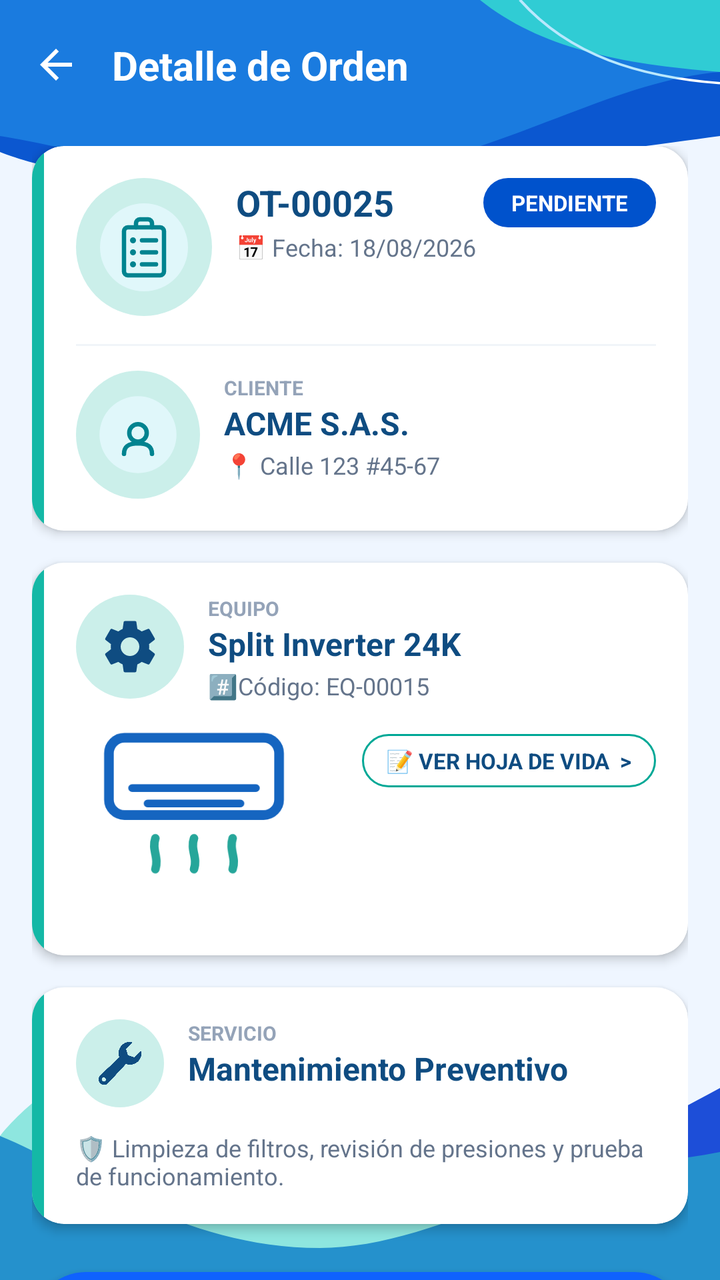
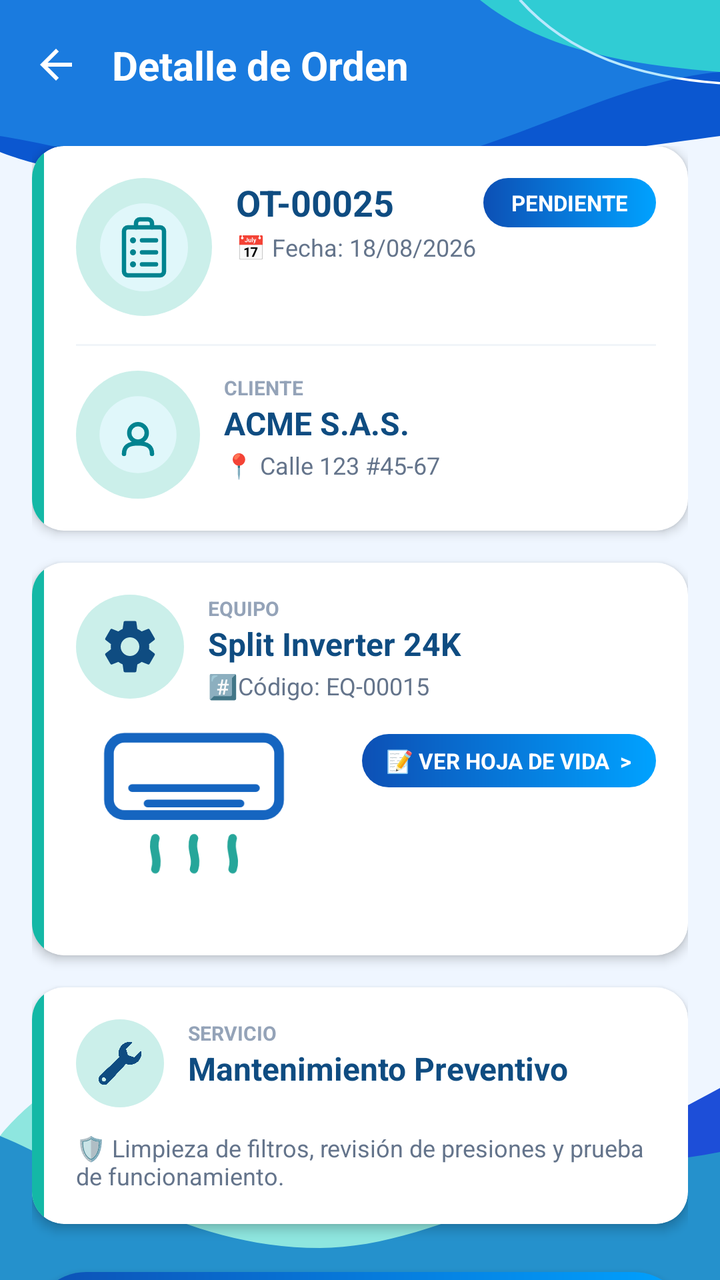

An Android layout rendered at two revisions. The XML below is the earlier revision; the diff shows what the commit changed to produce the second picture.
<!-- AndroidManifest.xml: application theme Theme.ClimaTrack -->
<!-- res/layout/activity_detalle_orden.xml -->
<?xml version="1.0" encoding="utf-8"?>
<androidx.constraintlayout.widget.ConstraintLayout
    xmlns:android="http://schemas.android.com/apk/res/android"
    xmlns:app="http://schemas.android.com/apk/res-auto"
    xmlns:tools="http://schemas.android.com/tools"
    android:layout_width="match_parent"
    android:layout_height="match_parent"
    android:background="@drawable/bg_detalle_orden"
    tools:context=".activities.DetalleOrdenActivity">

    
    <RelativeLayout
        android:id="@+id/headerToolbar"
        android:layout_width="match_parent"
        android:layout_height="65dp"
        android:paddingStart="16dp"
        android:paddingEnd="16dp"
        app:layout_constraintTop_toTopOf="parent">

        <ImageView
            android:id="@+id/btnBack"
            android:layout_width="24dp"
            android:layout_height="24dp"
            android:layout_centerVertical="true"
            android:src="@drawable/ic_arrow_back"
            app:tint="@color/white" />

        <TextView
            android:layout_width="wrap_content"
            android:layout_height="wrap_content"
            android:layout_centerVertical="true"
            android:layout_toEndOf="@id/btnBack"
            android:layout_marginStart="16dp"
            android:text="Detalle de Orden"
            android:textColor="@color/white"
            android:textSize="20sp"
            android:textStyle="bold" />
    </RelativeLayout>

    
    <androidx.core.widget.NestedScrollView
        android:layout_width="match_parent"
        android:layout_height="0dp"
        android:clipToPadding="false"
        android:paddingTop="8dp"
        android:paddingBottom="90dp"
        app:layout_constraintBottom_toBottomOf="parent"
        app:layout_constraintTop_toBottomOf="@id/headerToolbar">

        <LinearLayout
            android:layout_width="match_parent"
            android:layout_height="wrap_content"
            android:orientation="vertical"
            android:paddingStart="16dp"
            android:paddingEnd="16dp">

            
            <androidx.cardview.widget.CardView
                android:layout_width="match_parent"
                android:layout_height="wrap_content"
                android:layout_marginBottom="16dp"
                app:cardCornerRadius="16dp"
                app:cardElevation="3dp"
                app:cardPreventCornerOverlap="false"
                app:cardBackgroundColor="@color/white">

                <LinearLayout
                    android:layout_width="match_parent"
                    android:layout_height="wrap_content"
                    android:orientation="horizontal">

                    
                    <View
                        android:layout_width="6dp"
                        android:layout_height="match_parent"
                        android:background="#14B8A6" />

                    <RelativeLayout
                        android:layout_width="match_parent"
                        android:layout_height="wrap_content"
                        android:padding="16dp">

                        

                        <ImageView
                            android:id="@+id/iconOt"
                            android:layout_width="68dp"
                            android:layout_height="69dp"
                            android:background="@drawable/bg_icon_circle"
                            android:padding="10dp"
                            android:src="@drawable/ic_clipboard_list" />

                        <LinearLayout
                            android:id="@+id/layoutOt"
                            android:layout_width="wrap_content"
                            android:layout_height="wrap_content"
                            android:layout_toEndOf="@id/iconOt"
                            android:layout_marginStart="12dp"
                            android:orientation="vertical">

                            <TextView
                                android:id="@+id/tvNumeroOrden"
                                android:layout_width="wrap_content"
                                android:layout_height="wrap_content"
                                android:text="OT-00025"
                                android:textColor="#0F4C81"
                                android:textSize="18sp"
                                android:textStyle="bold" />

                            <TextView
                                android:id="@+id/tvFecha"
                                android:layout_width="wrap_content"
                                android:layout_height="wrap_content"
                                android:layout_marginTop="2dp"
                                android:text="📅 Fecha: 18/08/2026"
                                android:textColor="#64748B"
                                android:textSize="12sp" />
                        </LinearLayout>

                        
                        <TextView
                            android:id="@+id/tvEstado"
                            android:layout_width="wrap_content"
                            android:layout_height="wrap_content"
                            android:layout_alignParentEnd="true"
                            android:background="@drawable/bg_badge_pendiente"
                            android:paddingStart="14dp"
                            android:paddingTop="5dp"
                            android:paddingEnd="14dp"
                            android:paddingBottom="5dp"
                            android:text="PENDIENTE"
                            android:textColor="@color/white"
                            android:textSize="11sp"
                            android:textStyle="bold" />

                        
                        <View
                            android:id="@+id/div1"
                            android:layout_width="match_parent"
                            android:layout_height="1dp"
                            android:layout_below="@id/iconOt"
                            android:layout_marginTop="14dp"
                            android:layout_marginBottom="14dp"
                            android:background="#F1F5F9" />

                        

                        <ImageView
                            android:id="@+id/iconCliente"
                            android:layout_width="62dp"
                            android:layout_height="64dp"
                            android:layout_below="@id/div1"
                            android:layout_marginTop="-2dp"
                            android:background="@drawable/bg_icon_circle"
                            android:padding="10dp"
                            android:src="@drawable/ic_user_circle" />

                        <LinearLayout
                            android:id="@+id/layoutCliente"
                            android:layout_width="match_parent"
                            android:layout_height="wrap_content"
                            android:layout_below="@id/div1"
                            android:layout_toEndOf="@id/iconCliente"
                            android:layout_marginStart="12dp"
                            android:orientation="vertical">

                            <TextView
                                android:layout_width="wrap_content"
                                android:layout_height="wrap_content"
                                android:text="CLIENTE"
                                android:textColor="#94A3B8"
                                android:textSize="10sp"
                                android:textStyle="bold" />

                            <TextView
                                android:id="@+id/tvCliente"
                                android:layout_width="wrap_content"
                                android:layout_height="wrap_content"
                                android:text="ACME S.A.S."
                                android:textColor="#0F4C81"
                                android:textSize="16sp"
                                android:textStyle="bold" />

                            <TextView
                                android:id="@+id/tvDireccion"
                                android:layout_width="wrap_content"
                                android:layout_height="wrap_content"
                                android:layout_marginTop="2dp"
                                android:text="📍 Calle 123 #45-67"
                                android:textColor="#64748B"
                                android:textSize="12sp" />
                        </LinearLayout>
                    </RelativeLayout>
                </LinearLayout>
            </androidx.cardview.widget.CardView>

            
            <androidx.cardview.widget.CardView
                android:layout_width="match_parent"
                android:layout_height="wrap_content"
                android:layout_marginBottom="16dp"
                app:cardCornerRadius="16dp"
                app:cardElevation="3dp"
                app:cardPreventCornerOverlap="false"
                app:cardBackgroundColor="@color/white">

                <LinearLayout
                    android:layout_width="match_parent"
                    android:layout_height="wrap_content"
                    android:orientation="horizontal">

                    
                    <View
                        android:layout_width="6dp"
                        android:layout_height="match_parent"
                        android:background="#14B8A6" />

                    <RelativeLayout
                        android:layout_width="match_parent"
                        android:layout_height="wrap_content"
                        android:padding="16dp">

                        
                        <ImageView
                            android:id="@+id/iconEquipo"
                            android:layout_width="54dp"
                            android:layout_height="52dp"
                            android:background="@drawable/bg_icon_circle"
                            android:padding="10dp"
                            android:src="@drawable/ic_ajuste"
                            app:tint="#0F4C81" />

                        <LinearLayout
                            android:id="@+id/layoutEquipoHeader"
                            android:layout_width="match_parent"
                            android:layout_height="wrap_content"
                            android:layout_toEndOf="@id/iconEquipo"
                            android:layout_marginStart="12dp"
                            android:orientation="vertical">

                            <TextView
                                android:layout_width="wrap_content"
                                android:layout_height="wrap_content"
                                android:text="EQUIPO"
                                android:textColor="#94A3B8"
                                android:textSize="10sp"
                                android:textStyle="bold" />

                            <TextView
                                android:id="@+id/tvEquipoModelo"
                                android:layout_width="wrap_content"
                                android:layout_height="wrap_content"
                                android:text="Split Inverter 24K"
                                android:textColor="#0F4C81"
                                android:textSize="16sp"
                                android:textStyle="bold" />

                            <TextView
                                android:id="@+id/tvEquipoCodigo"
                                android:layout_width="wrap_content"
                                android:layout_height="wrap_content"
                                android:layout_marginTop="2dp"
                                android:text="#️⃣Código: EQ-00015"
                                android:textColor="#64748B"
                                android:textSize="12sp" />
                        </LinearLayout>

                        
                        <ImageView
                            android:id="@+id/imgAc"
                            android:layout_width="118dp"
                            android:layout_height="116dp"
                            android:layout_below="@id/iconEquipo"
                            android:layout_marginTop="-4dp"
                            android:src="@drawable/ic_air_conditioner" />

                        
                        <LinearLayout
                            android:id="@+id/btnVerEquipo"
                            android:layout_width="wrap_content"
                            android:layout_height="wrap_content"
                            android:layout_below="@id/layoutEquipoHeader"
                            android:layout_alignParentEnd="true"
                            android:layout_marginTop="16dp"
                            android:background="@drawable/bg_btn_hoja_vida"
                            android:gravity="center_vertical"
                            android:orientation="horizontal"
                            android:paddingStart="12dp"
                            android:paddingTop="6dp"
                            android:paddingEnd="12dp"
                            android:paddingBottom="6dp">

                            <TextView
                                android:layout_width="wrap_content"
                                android:layout_height="wrap_content"
                                android:text="📝 VER HOJA DE VIDA  >"
                                android:textColor="#0F4C81"
                                android:textSize="11sp"
                                android:textStyle="bold" />
                        </LinearLayout>
                    </RelativeLayout>
                </LinearLayout>
            </androidx.cardview.widget.CardView>

            
            <androidx.cardview.widget.CardView
                android:layout_width="match_parent"
                android:layout_height="wrap_content"
                android:layout_marginBottom="20dp"
                app:cardCornerRadius="16dp"
                app:cardElevation="3dp"
                app:cardPreventCornerOverlap="false"
                app:cardBackgroundColor="@color/white">

                <LinearLayout
                    android:layout_width="match_parent"
                    android:layout_height="wrap_content"
                    android:orientation="horizontal">

                    
                    <View
                        android:layout_width="6dp"
                        android:layout_height="match_parent"
                        android:background="#14B8A6" />

                    <RelativeLayout
                        android:layout_width="match_parent"
                        android:layout_height="wrap_content"
                        android:padding="16dp">

                        
                        <ImageView
                            android:id="@+id/iconServicio"
                            android:layout_width="44dp"
                            android:layout_height="44dp"
                            android:background="@drawable/bg_icon_circle"
                            android:padding="10dp"
                            android:src="@drawable/ic_llave"
                            app:tint="#0F4C81" />

                        <LinearLayout
                            android:id="@+id/layoutServicioHeader"
                            android:layout_width="match_parent"
                            android:layout_height="wrap_content"
                            android:layout_toEndOf="@id/iconServicio"
                            android:layout_marginStart="12dp"
                            android:orientation="vertical">

                            <TextView
                                android:layout_width="wrap_content"
                                android:layout_height="wrap_content"
                                android:text="SERVICIO"
                                android:textColor="#94A3B8"
                                android:textSize="10sp"
                                android:textStyle="bold" />

                            <TextView
                                android:id="@+id/tvTipoServicio"
                                android:layout_width="wrap_content"
                                android:layout_height="wrap_content"
                                android:text="Mantenimiento Preventivo"
                                android:textColor="#0F4C81"
                                android:textSize="16sp"
                                android:textStyle="bold" />
                        </LinearLayout>

                        <TextView
                            android:id="@+id/tvDescripcion"
                            android:layout_width="match_parent"
                            android:layout_height="wrap_content"
                            android:layout_below="@id/iconServicio"
                            android:layout_marginTop="12dp"
                            android:text="🛡️ Limpieza de filtros, revisión de presiones y prueba de funcionamiento."
                            android:textColor="#64748B"
                            android:textSize="12sp" />
                    </RelativeLayout>
                </LinearLayout>
            </androidx.cardview.widget.CardView>

            
            <RelativeLayout
                android:id="@+id/layoutBtnIniciar"
                android:layout_width="match_parent"
                android:layout_height="54dp"
                android:layout_marginTop="4dp"
                android:layout_marginBottom="16dp"
                android:background="@drawable/bg_btn_iniciar"
                android:clickable="true"
                android:focusable="true"
                android:elevation="6dp"
                android:paddingStart="20dp"
                android:paddingEnd="20dp">

                
                <ImageView
                    android:id="@+id/btnIconWrench"
                    android:layout_width="22dp"
                    android:layout_height="22dp"
                    android:layout_centerVertical="true"
                    android:src="@drawable/ic_llave"
                    app:tint="@color/white" />

                
                <View
                    android:id="@+id/btnDivider"
                    android:layout_width="1dp"
                    android:layout_height="24dp"
                    android:layout_centerVertical="true"
                    android:layout_toEndOf="@id/btnIconWrench"
                    android:layout_marginStart="16dp"
                    android:background="#50FFFFFF" />

                
                <TextView
                    android:layout_width="wrap_content"
                    android:layout_height="wrap_content"
                    android:layout_centerInParent="true"
                    android:text="INICIAR MANTENIMIENTO"
                    android:textColor="@color/white"
                    android:textSize="13sp"
                    android:textStyle="bold" />

                
                <ImageView
                    android:layout_width="20dp"
                    android:layout_height="20dp"
                    android:layout_alignParentEnd="true"
                    android:layout_centerVertical="true"
                    android:src="@drawable/ic_siguiente"
                    app:tint="@color/white" />
            </RelativeLayout>

            
            <LinearLayout
                android:id="@+id/llAccionesMantenimiento"
                android:layout_width="match_parent"
                android:layout_height="wrap_content"
                android:orientation="vertical"
                android:visibility="gone">

                <LinearLayout
                    android:layout_width="match_parent"
                    android:layout_height="wrap_content"
                    android:orientation="horizontal">
                    <Button
                        android:id="@+id/btnRepuestos"
                        android:layout_width="0dp"
                        android:layout_height="wrap_content"
                        android:layout_weight="1"
                        android:text="REPUESTOS"
                        android:layout_margin="4dp"/>
                    <Button
                        android:id="@+id/btnEvidencias"
                        android:layout_width="0dp"
                        android:layout_height="wrap_content"
                        android:layout_weight="1"
                        android:text="FOTOS"
                        android:layout_margin="4dp"/>
                </LinearLayout>

                <LinearLayout
                    android:layout_width="match_parent"
                    android:layout_height="wrap_content"
                    android:orientation="horizontal">
                    <Button
                        android:id="@+id/btnUbicacion"
                        android:layout_width="0dp"
                        android:layout_height="wrap_content"
                        android:layout_weight="1"
                        android:text="UBICACIÓN"
                        android:layout_margin="4dp"/>
                    <Button
                        android:id="@+id/btnAprobacion"
                        android:layout_width="0dp"
                        android:layout_height="wrap_content"
                        android:layout_weight="1"
                        android:text="FINALIZAR"
                        android:layout_margin="4dp"/>
                </LinearLayout>
            </LinearLayout>

        </LinearLayout>
    </androidx.core.widget.NestedScrollView>

</androidx.constraintlayout.widget.ConstraintLayout>
<!-- resources referenced by this layout -->
<resources>
  <color name="white">#FFFFFFFF</color>
  <!-- drawable bg_badge_pendiente (drawable) -->
  <?xml version="1.0" encoding="utf-8"?>
  <shape xmlns:android="http://schemas.android.com/apk/res/android">
      <solid android:color="#0052CC" />
      <corners android:radius="20dp" />
  </shape>
  <!-- drawable bg_btn_hoja_vida (drawable) -->
  <?xml version="1.0" encoding="utf-8"?>
  <shape xmlns:android="http://schemas.android.com/apk/res/android">
      <solid android:color="#FFFFFF" />
      <stroke android:width="1dp" android:color="#00A896" />
      <corners android:radius="20dp" />
  </shape>
  <!-- drawable bg_btn_iniciar (drawable) -->
  <?xml version="1.0" encoding="utf-8"?>
  <shape xmlns:android="http://schemas.android.com/apk/res/android">
      <solid android:color="#0F62FE" />
      <corners android:radius="28dp" />
  </shape>
  <!-- drawable bg_icon_circle (drawable) -->
  <?xml version="1.0" encoding="utf-8"?>
  <shape xmlns:android="http://schemas.android.com/apk/res/android" android:shape="oval">
      <solid android:color="#CBEFEA" /> 
  </shape>
  <!-- drawable ic_ajuste (drawable) -->
  <?xml version="1.0" encoding="utf-8"?>
  <layer-list xmlns:android="http://schemas.android.com/apk/res/android">
      <item android:drawable="@drawable/ic_gear" />
  </layer-list>
  <!-- drawable ic_arrow_back (drawable) -->
  <vector xmlns:android="http://schemas.android.com/apk/res/android"
      android:width="24dp"
      android:height="24dp"
      android:viewportWidth="24"
      android:viewportHeight="24"
      android:tint="#FFFFFF">
    <path
        android:fillColor="@android:color/white"
        android:pathData="M20,11H7.83l5.59,-5.59L12,4l-8,8 8,8 1.41,-1.41L7.83,13H20v-2z"/>
  </vector>
  <!-- drawable ic_siguiente (drawable) -->
  <?xml version="1.0" encoding="utf-8"?>
  <layer-list xmlns:android="http://schemas.android.com/apk/res/android">
      <item android:drawable="@drawable/ic_chevron_right" />
  </layer-list>
  <style name="Theme.ClimaTrack" parent="Base.Theme.ClimaTrack" />
  <!-- drawable ic_chevron_right (drawable) -->
  <vector xmlns:android="http://schemas.android.com/apk/res/android"
      android:width="24dp"
      android:height="24dp"
      android:viewportWidth="24"
      android:viewportHeight="24"
      android:tint="?attr/colorControlNormal">
      <path
          android:fillColor="#FF000000"
          android:pathData="M8.59,16.59 L13.17,12 L8.59,7.41 L10,6 L16,12 L10,18 Z" />
  </vector>
  <color name="primary">#0D50B5</color>
  <color name="on_primary">#FFFFFF</color>
  <color name="primary_container">#D9EEFF</color>
  <color name="on_primary_container">#06366F</color>
  <color name="secondary">#68D0BC</color>
  <color name="on_secondary">#073A35</color>
  <color name="secondary_container">#D8F5EF</color>
  <color name="on_secondary_container">#12483F</color>
  <style name="Widget.App.BottomNavigationView" parent="Widget.Material3.BottomNavigationView">
          <item name="indicatorColor">#33FFFFFF</item>
          <item name="itemIconTint">@color/bottom_nav_colors_white</item>
          <item name="itemTextColor">@color/bottom_nav_colors_white</item>
          <item name="backgroundTint">#0D47A1</item>
      </style>
  <style name="ShapeAppearance.ClimaTrack.Small" parent="ShapeAppearance.Material3.SmallComponent">
          <item name="cornerSize">8dp</item>
      </style>
  <style name="ShapeAppearance.ClimaTrack.Medium" parent="ShapeAppearance.Material3.MediumComponent">
          <item name="cornerSize">16dp</item>
      </style>
  <style name="ShapeAppearance.ClimaTrack.Large" parent="ShapeAppearance.Material3.LargeComponent">
          <item name="cornerSize">28dp</item>
      </style>
  <!-- unchanged entries left out for length: 7 -->
</resources>

<!-- the commit's change to res/layout/activity_detalle_orden.xml (unified diff, before → after) -->
@@ -123,7 +123,7 @@
                             android:layout_width="wrap_content"
                             android:layout_height="wrap_content"
                             android:layout_alignParentEnd="true"
-                            android:background="@drawable/bg_badge_pendiente"
+                            android:background="@drawable/btn_gradient"
                             android:paddingStart="14dp"
                             android:paddingTop="5dp"
                             android:paddingEnd="14dp"
@@ -282,7 +282,7 @@
                             android:layout_below="@id/layoutEquipoHeader"
                             android:layout_alignParentEnd="true"
                             android:layout_marginTop="16dp"
-                            android:background="@drawable/bg_btn_hoja_vida"
+                            android:background="@drawable/btn_gradient"
                             android:gravity="center_vertical"
                             android:orientation="horizontal"
                             android:paddingStart="12dp"
@@ -294,7 +294,7 @@
                                 android:layout_width="wrap_content"
                                 android:layout_height="wrap_content"
                                 android:text="📝 VER HOJA DE VIDA  >"
-                                android:textColor="#0F4C81"
+                                android:textColor="#FFFFFF"
                                 android:textSize="11sp"
                                 android:textStyle="bold" />
                         </LinearLayout>
@@ -384,7 +384,7 @@
                 android:layout_height="54dp"
                 android:layout_marginTop="4dp"
                 android:layout_marginBottom="16dp"
-                android:background="@drawable/bg_btn_iniciar"
+                android:background="@drawable/btn_gradient"
                 android:clickable="true"
                 android:focusable="true"
                 android:elevation="6dp"
<!-- resource entries referenced after the edit -->
@@ -1,29 +1,21 @@
 <!-- resources referenced by this layout -->
 <resources>
   <color name="white">#FFFFFFFF</color>
-  <!-- drawable bg_badge_pendiente (drawable) -->
-  <?xml version="1.0" encoding="utf-8"?>
-  <shape xmlns:android="http://schemas.android.com/apk/res/android">
-      <solid android:color="#0052CC" />
-      <corners android:radius="20dp" />
-  </shape>
-  <!-- drawable bg_btn_hoja_vida (drawable) -->
-  <?xml version="1.0" encoding="utf-8"?>
-  <shape xmlns:android="http://schemas.android.com/apk/res/android">
-      <solid android:color="#FFFFFF" />
-      <stroke android:width="1dp" android:color="#00A896" />
-      <corners android:radius="20dp" />
-  </shape>
-  <!-- drawable bg_btn_iniciar (drawable) -->
-  <?xml version="1.0" encoding="utf-8"?>
-  <shape xmlns:android="http://schemas.android.com/apk/res/android">
-      <solid android:color="#0F62FE" />
-      <corners android:radius="28dp" />
-  </shape>
   <!-- drawable bg_icon_circle (drawable) -->
   <?xml version="1.0" encoding="utf-8"?>
   <shape xmlns:android="http://schemas.android.com/apk/res/android" android:shape="oval">
       <solid android:color="#CBEFEA" /> 
+  </shape>
+  <!-- drawable btn_gradient (drawable) -->
+  <?xml version="1.0" encoding="utf-8"?>
+  <shape xmlns:android="http://schemas.android.com/apk/res/android"
+      android:shape="rectangle">
+      <gradient
+          android:angle="0"
+          android:endColor="#00A2FF"
+          android:startColor="#0D50B5"
+          android:type="linear" />
+      <corners android:radius="28dp" />
   </shape>
   <!-- drawable ic_ajuste (drawable) -->
   <?xml version="1.0" encoding="utf-8"?>
